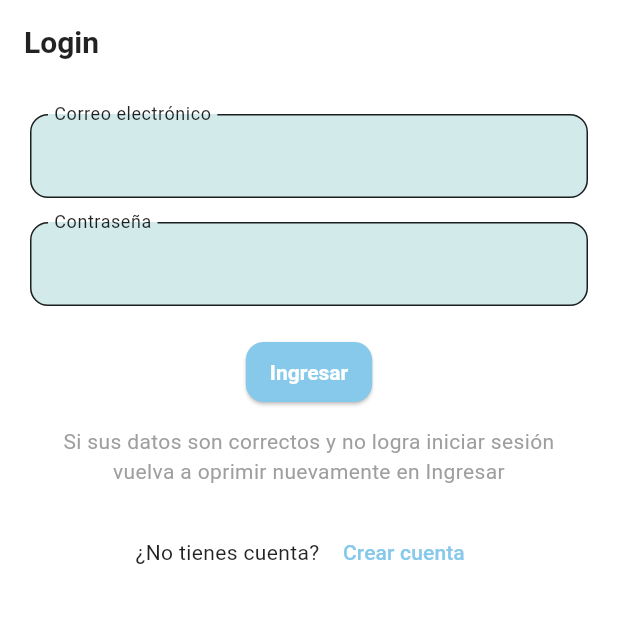
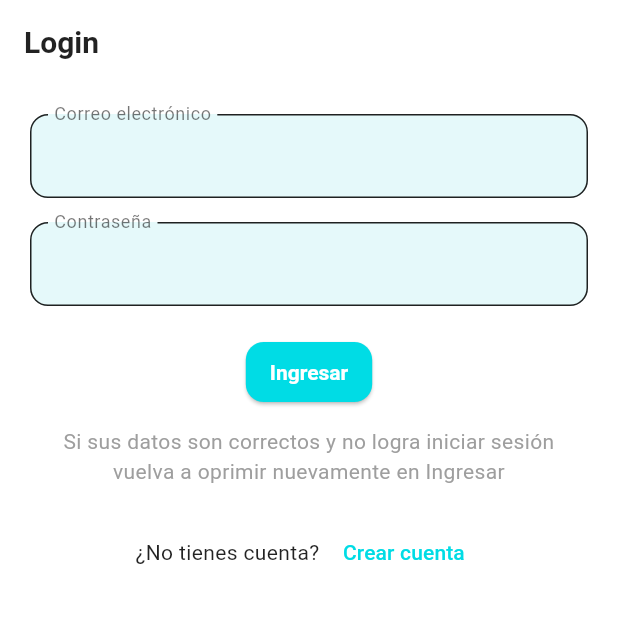
Before and after one commit to yahirmnk/menu_app, a Flutter app: the screen it shows after launch, on a phone screen of 412 x 824 dp, the top half of it. Run offline on Flutter 3.47's test engine with Material 3 defaults, Android fonts, the light colour scheme and no system bars.

Commit message:
version new para colores

```diff
--- a/lib/ui/app_theme.dart
+++ b/lib/ui/app_theme.dart
@@ -2,43 +2,49 @@ import 'package:flutter/material.dart';
 import 'app_colors.dart';
 
 ThemeData buildLightTheme() {
+  // ColorScheme pensado para Material 3 con tu paleta
+  final scheme = ColorScheme(
+    brightness: Brightness.light,
+    primary: AppColors.primary,          // #00DCE5
+    onPrimary: AppColors.onPrimary,      // blanco
+    secondary: AppColors.secondary,      // #1FB6BB
+    onSecondary: Colors.black,           // buen contraste sobre secundario claro
+    tertiary: AppColors.tertiary,        // #308D91
+    onTertiary: Colors.white,
+    surface: AppColors.surface,          // blanco
+    onSurface: Colors.black87,
+    background: AppColors.surface,
+    onBackground: Colors.black87,
+    error: Colors.red.shade400,
+    onError: Colors.white,
+  );
+
   final base = ThemeData(
     useMaterial3: true,
-    colorScheme: ColorScheme(
-      brightness: Brightness.light,
-      primary: AppColors.primary,
-      onPrimary: AppColors.onPrimary,
-      secondary: AppColors.secondary,
-      onSecondary: Colors.black,
-      tertiary: AppColors.tertiary,
-      onTertiary: Colors.white,
-      surface: AppColors.surface,
-      onSurface: Colors.black87,
-      background: AppColors.surface,
-      onBackground: Colors.black87,
-      error: Colors.red.shade400,
-      onError: Colors.white,
-    ),
-    scaffoldBackgroundColor: AppColors.surface,
+    colorScheme: scheme,
+    scaffoldBackgroundColor: scheme.surface,
   );
 
   return base.copyWith(
     appBarTheme: AppBarTheme(
       backgroundColor: Colors.transparent,
-      foregroundColor: Colors.black87,
+      foregroundColor: scheme.onSurface,
       elevation: 0,
       centerTitle: false,
       titleTextStyle: const TextStyle(
         fontSize: 20, fontWeight: FontWeight.w700, color: Colors.black87),
     ),
-    floatingActionButtonTheme: const FloatingActionButtonThemeData(
-      backgroundColor: AppColors.primary,
-      foregroundColor: AppColors.onPrimary,
-      extendedPadding: EdgeInsets.symmetric(horizontal: 16, vertical: 10),
-      shape: StadiumBorder(),
+
+    floatingActionButtonTheme: FloatingActionButtonThemeData(
+      backgroundColor: scheme.primary,
+      foregroundColor: scheme.onPrimary,
+      extendedPadding: const EdgeInsets.symmetric(horizontal: 16, vertical: 10),
+      shape: const StadiumBorder(),
     ),
+
+    // CardThemeData (M3)
     cardTheme: CardThemeData(
-      color: AppColors.surface,
+      color: scheme.surface,
       elevation: 0,
       shape: RoundedRectangleBorder(borderRadius: BorderRadius.circular(16)),
       surfaceTintColor: Colors.transparent,
@@ -46,38 +52,60 @@ ThemeData buildLightTheme() {
       margin: const EdgeInsets.all(0),
     ),
 
-    chipTheme: const ChipThemeData(
-      backgroundColor: AppColors.surfaceAlt,
-      labelStyle: TextStyle(fontWeight: FontWeight.w600),
-      selectedColor: AppColors.secondary,
+    chipTheme: ChipThemeData(
+      labelStyle: const TextStyle(fontWeight: FontWeight.w600),
+      backgroundColor: AppColors.surfaceAlt,     // fondo suave turquesa muy claro
+      selectedColor: scheme.secondary,           // chip “activo”
+      checkmarkColor: Colors.black,
       showCheckmark: false,
-      shape: StadiumBorder(),
-      padding: EdgeInsets.symmetric(horizontal: 10, vertical: 8),
+      padding: const EdgeInsets.symmetric(horizontal: 10, vertical: 8),
+      shape: const StadiumBorder(),
+      side: BorderSide(color: AppColors.outline),
     ),
+
     elevatedButtonTheme: ElevatedButtonThemeData(
       style: ElevatedButton.styleFrom(
-        backgroundColor: AppColors.primary,
-        foregroundColor: AppColors.onPrimary,
+        backgroundColor: scheme.primary,
+        foregroundColor: scheme.onPrimary,
         shape: RoundedRectangleBorder(borderRadius: BorderRadius.circular(12)),
         padding: const EdgeInsets.symmetric(horizontal: 16, vertical: 12),
         textStyle: const TextStyle(fontWeight: FontWeight.w700),
       ),
     ),
-    iconTheme: const IconThemeData(size: 22),
+
+    outlinedButtonTheme: OutlinedButtonThemeData(
+      style: OutlinedButton.styleFrom(
+        foregroundColor: AppColors.tertiary, // texto/icono
+        side: BorderSide(color: AppColors.tertiary),
+        shape: RoundedRectangleBorder(borderRadius: BorderRadius.circular(12)),
+        padding: const EdgeInsets.symmetric(horizontal: 16, vertical: 12),
+        textStyle: const TextStyle(fontWeight: FontWeight.w700),
+      ),
+    ),
+
+    iconTheme: const IconThemeData(size: 22, color: Colors.black54),
+
     dividerTheme: DividerThemeData(
       color: AppColors.outline,
       thickness: 1,
       space: 12,
     ),
+
     inputDecorationTheme: InputDecorationTheme(
       filled: true,
-      fillColor: AppColors.surfaceAlt,
+      fillColor: AppColors.surfaceAlt, // campo con fondo claro turquesa
       border: OutlineInputBorder(
         borderRadius: BorderRadius.circular(12),
         borderSide: BorderSide.none,
       ),
+      focusedBorder: OutlineInputBorder(
+        borderRadius: BorderRadius.circular(12),
+        borderSide: BorderSide(color: AppColors.secondary, width: 1.6),
+      ),
       contentPadding: const EdgeInsets.symmetric(horizontal: 14, vertical: 14),
+      labelStyle: const TextStyle(color: Colors.black54),
     ),
+
     listTileTheme: const ListTileThemeData(
       contentPadding: EdgeInsets.symmetric(horizontal: 16, vertical: 8),
       iconColor: Colors.black54,
```
Also changed, not shown: lib/screens/home_screen.dart (+35 -27 lines), lib/screens/recipe_detail_screen.dart (+4 -4 lines), lib/screens/recipes_screen.dart (+9 -15 lines), lib/ui/app_colors.dart (+16 -17 lines).
